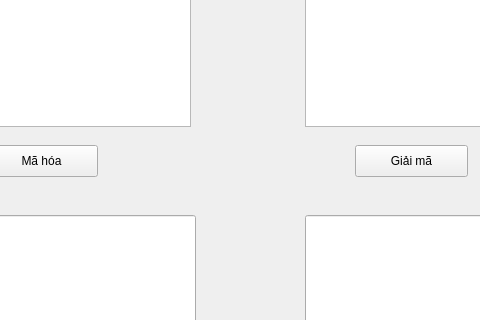
Qt form mainwindow.ui (duynguyentho/RSA-Cryptosystems) before a commit; both pictures show x 145 to 625 and y 134 to 454 of the 800 by 600 pixel window.
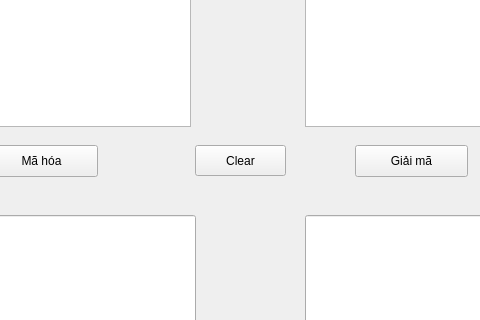
The same form after that commit.

Patch:
```diff
--- a/mainwindow.ui
+++ b/mainwindow.ui
@@ -117,6 +117,25 @@
       <width>321</width>
       <height>191</height>
      </rect>
+    </property>
+    <property name="font">
+     <font>
+      <family>Times New Roman</family>
+      <pointsize>14</pointsize>
+     </font>
+    </property>
+   </widget>
+   <widget class="QPushButton" name="clearBtn">
+    <property name="geometry">
+     <rect>
+      <x>340</x>
+      <y>260</y>
+      <width>91</width>
+      <height>31</height>
+     </rect>
+    </property>
+    <property name="text">
+     <string>Clear</string>
     </property>
    </widget>
   </widget>
```
Left out of the diff: 5 changed lines with no effect on the pictures.
